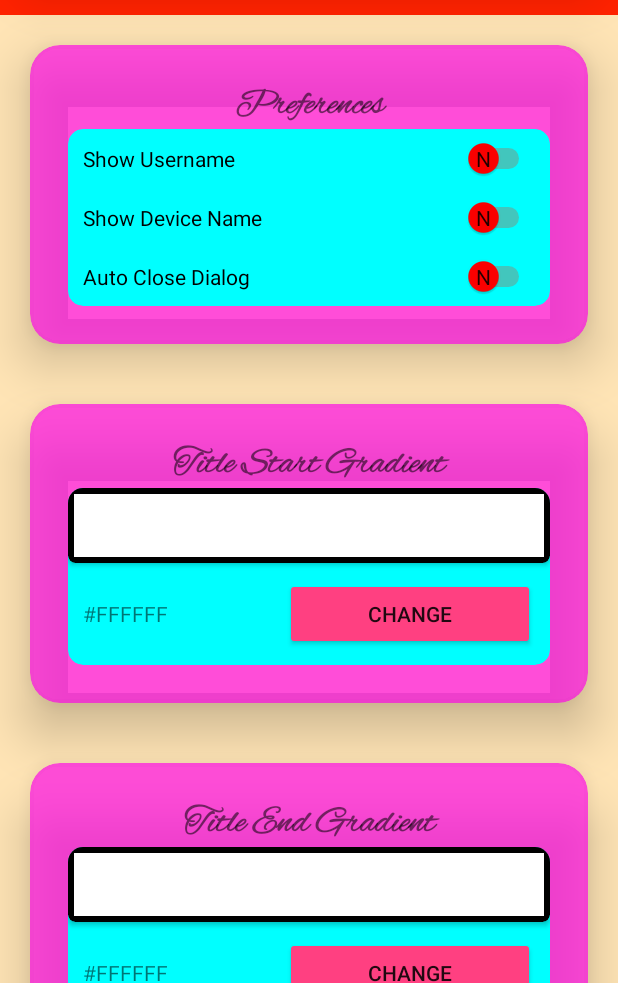
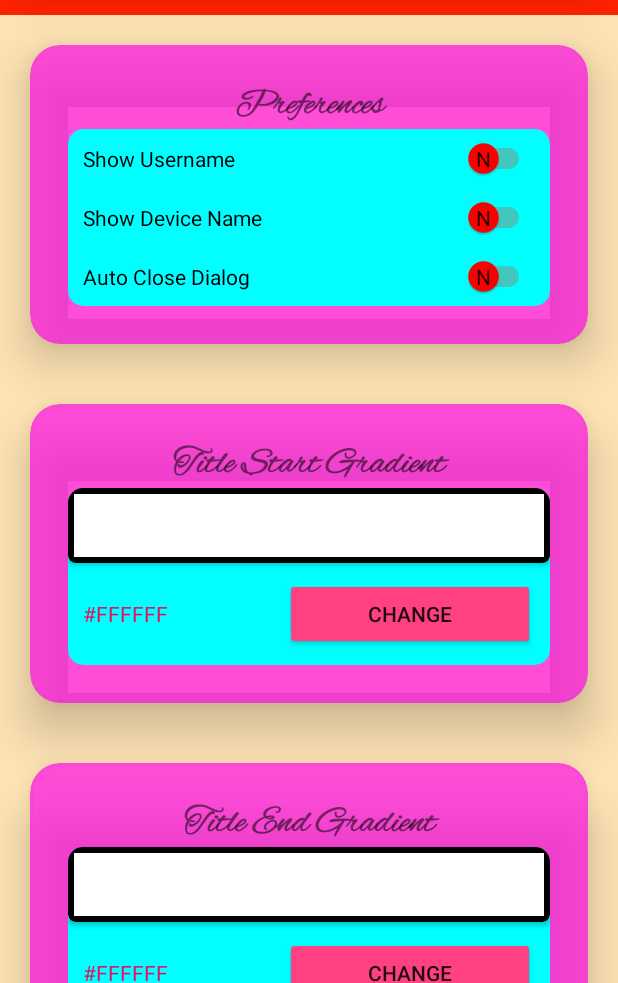
Before and after one commit to 24Naman/QuickDisp, an Android app: the screen it shows after launch (MainActivity), on a phone screen of 412 x 824 dp, the part 253-1236 px from its top. Run offline under Robolectric (Android 15) with nearby library versions, the phone set to English and light mode, and no system bars.

Commit message:
1. Color of Hex Code TextView is changed to metallic Red

```diff
--- a/app/src/main/res/layout/activity_main.xml
+++ b/app/src/main/res/layout/activity_main.xml
@@ -227,7 +227,8 @@
                                     android:layout_width="wrap_content"
                                     android:layout_height="wrap_content"
                                     android:layout_weight="1"
-                                    android:text="@string/white_color_hex" />
+                                    android:text="@string/white_color_hex"
+                                    android:textColor="@color/metallicRed" />
 
                                 <Button
                                     android:id="@+id/button_changeStartColor"
@@ -314,6 +315,7 @@
                                     android:layout_width="wrap_content"
                                     android:layout_height="wrap_content"
                                     android:layout_weight="1"
+                                    android:textColor="@color/metallicRed"
                                     android:text="@string/white_color_hex" />
 
                                 <Button
--- a/app/src/main/res/values/colors.xml
+++ b/app/src/main/res/values/colors.xml
@@ -4,4 +4,5 @@
     <color name="colorPrimaryDark">#303F9F</color>
     <color name="colorAccent">#FF4081</color>
     <color name="colorOrange">#ff2600</color>
+    <color name="metallicRed">#ed065e</color>
 </resources>
```
